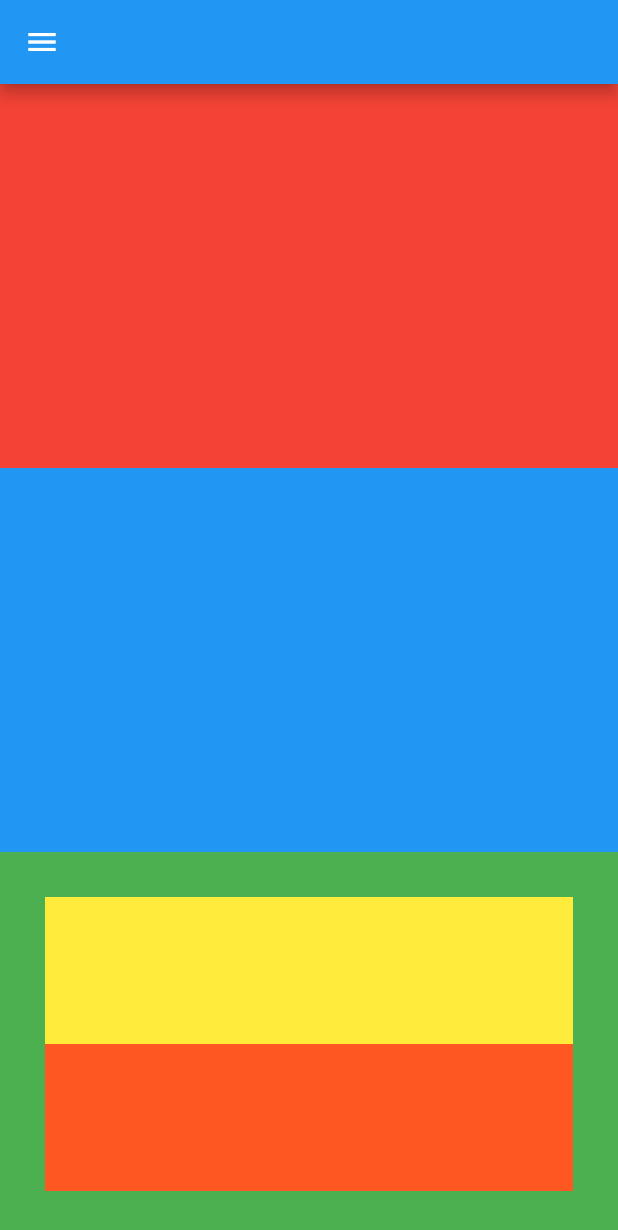
After one commit to treinaweb/treinaweb-flutter-widgets-layout, a Flutter app: the LayoutBuilderView screen opened directly, on a phone screen of 412 x 824 dp. The commit adds this screen. Shown: the top 1230 px of the screen. Run offline on Flutter 3.47's test engine with Material 2 defaults, Android fonts, the phone set to English and light mode, and no system bars; network calls fail.

Commit message:
layout builder

```diff
--- a/lib/list.dart
+++ b/lib/list.dart
@@ -4,6 +4,7 @@ import 'package:carrinho_de_compras/widgets/column.dart';
 import 'package:carrinho_de_compras/widgets/column_row.dart';
 import 'package:carrinho_de_compras/widgets/container.dart';
 import 'package:carrinho_de_compras/widgets/grid_view.dart';
+import 'package:carrinho_de_compras/widgets/layout_builder.dart';
 import 'package:carrinho_de_compras/widgets/list_view.dart';
 import 'package:carrinho_de_compras/widgets/media_query.dart';
 import 'package:carrinho_de_compras/widgets/orientation_builder.dart';
@@ -128,6 +129,14 @@ class ListMenu {
           );
         },
         child: const Text('media query'),
+      ),
+      TextButton(
+        onPressed: () {
+          Navigator.of(context).push(
+            MaterialPageRoute(builder: (ctx) => const LayoutBuilderView()),
+          );
+        },
+        child: const Text('layout builder'),
       )
     ];
   }
--- /dev/null
+++ b/lib/widgets/layout_builder.dart
@@ -0,0 +1,57 @@
+import 'package:carrinho_de_compras/list.dart';
+import 'package:flutter/material.dart';
+
+class LayoutBuilderView extends StatelessWidget {
+  const LayoutBuilderView({Key? key}) : super(key: key);
+
+  @override
+  Widget build(BuildContext context) {
+    const percent = 3;
+    return Scaffold(
+        appBar: AppBar(),
+        drawer: Drawer(
+          child: ListView(
+            children: ListMenu.get(context),
+          ),
+        ),
+        body: LayoutBuilder(builder: (ctx, constrains) {
+          return Column(
+            children: [
+              Container(
+                width: constrains.maxWidth,
+                height: constrains.maxHeight / percent,
+                color: Colors.red,
+              ),
+              Container(
+                width: constrains.maxWidth,
+                height: constrains.maxHeight / percent,
+                color: Colors.blue,
+              ),
+              Container(
+                width: constrains.maxWidth,
+                height: constrains.maxHeight / percent,
+                color: Colors.green,
+                padding: EdgeInsets.all(30),
+                child: LayoutBuilder(builder: (ctxx, constrains2) {
+                  const percent2 = 2;
+                  return Column(
+                    children: [
+                      Container(
+                        width: constrains2.maxWidth,
+                        height: constrains2.maxHeight / percent2,
+                        color: Colors.yellow,
+                      ),
+                      Container(
+                        width: constrains2.maxWidth,
+                        height: constrains2.maxHeight / percent2,
+                        color: Colors.deepOrange,
+                      ),
+                    ],
+                  );
+                }),
+              )
+            ],
+          );
+        }));
+  }
+}
```
